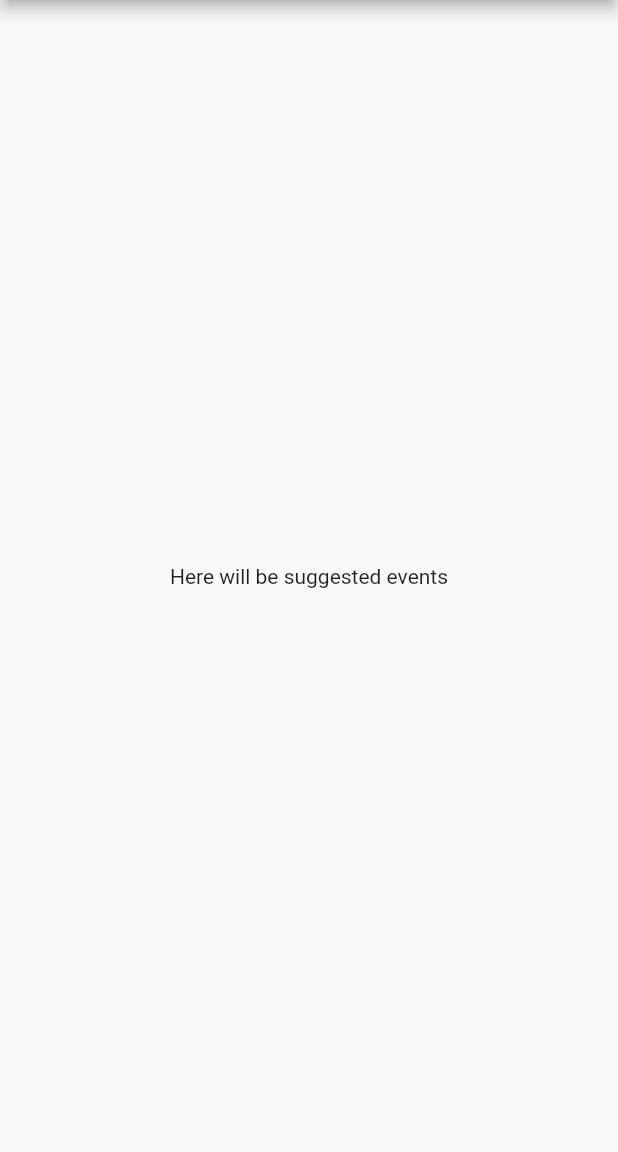
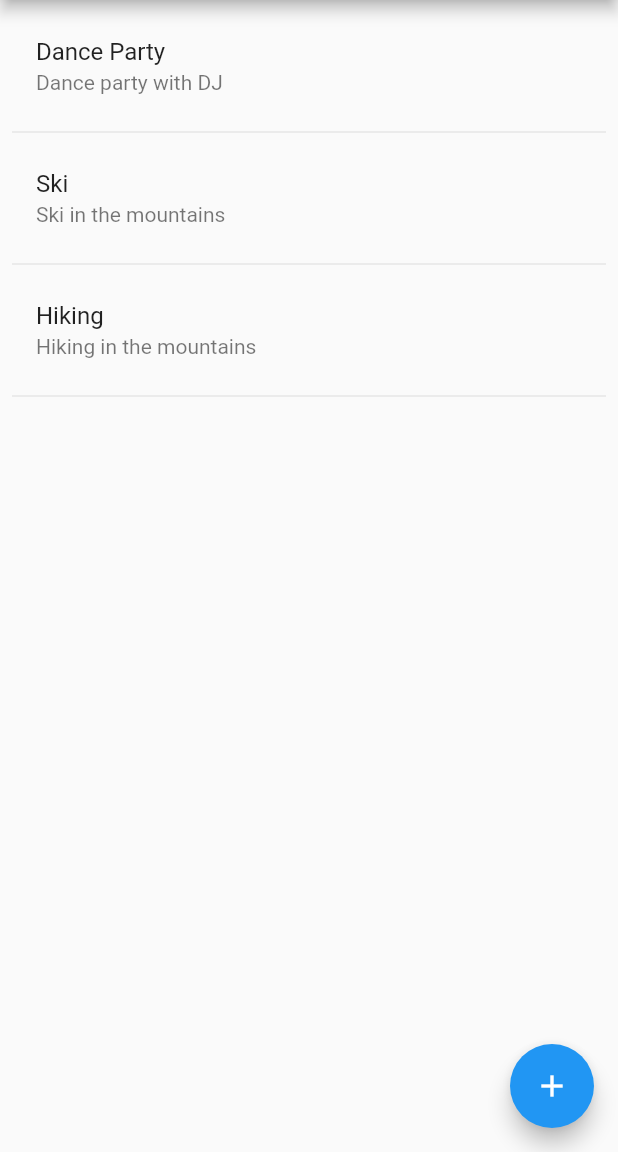
Before and after one commit to DanielBenAvi/EventsMiniapp, a Flutter app: the Home screen opened by its route, on a phone screen of 412 x 824 dp, the part 84-1236 px from its top. Run offline on Flutter 3.47's test engine with Material 2 defaults, Android fonts, the light colour scheme and no system bars; our stand-ins replace form_validator, multi_select_flutter.

Commit message:
added demo list of events

```diff
--- a/lib/screens/home.dart
+++ b/lib/screens/home.dart
@@ -1,4 +1,30 @@
 import 'package:flutter/material.dart';
+import 'package:social_hive_client/model/event.dart';
+
+// demo list of events
+final List<Event> events = <Event>[
+  Event(
+    name: 'Dance Party',
+    description: 'Dance party with DJ',
+    location: 'Bucharest',
+    date: '2021-10-10',
+    time: '20:00',
+  ),
+  Event(
+    name: 'Ski',
+    description: 'Ski in the mountains',
+    location: 'Busteni',
+    date: '2021-12-10',
+    time: '08:00',
+  ),
+  Event(
+    name: 'Hiking',
+    description: 'Hiking in the mountains',
+    location: 'Bucegi',
+    date: '2021-11-10',
+    time: '08:00',
+  ),
+];
 
 class Home extends StatefulWidget {
   const Home({Key? key}) : super(key: key);
@@ -14,8 +40,24 @@ class _HomeState extends State<Home> {
       appBar: AppBar(
         title: const Text('Events'),
       ),
-      body: const Center(
-        child: Text('Here will be suggested events'),
+      body: RefreshIndicator(
+        onRefresh: _refreshData,
+        child: ListView.builder(
+          padding: const EdgeInsets.all(8),
+          itemCount: events.length,
+          itemBuilder: (BuildContext context, int index) {
+            return Column(
+              children: <Widget>[
+                ListTile(
+                  title: Text(events[index].name),
+                  subtitle: Text(events[index].description),
+                  onTap: () {},
+                ),
+                const Divider(),
+              ],
+            );
+          },
+        ),
       ),
       drawer: Drawer(
         child: ListView(
@@ -48,7 +90,16 @@ class _HomeState extends State<Home> {
           ],
         ),
       ),
+      floatingActionButton: FloatingActionButton(
+        onPressed: () {},
+        child: const Icon(Icons.add),
+      ),
     );
+  }
+
+  Future<void> _refreshData() async {
+    await Future.delayed(const Duration(seconds: 1));
+    setState(() {});
   }
 
   void _profileScreen(BuildContext context) {
```
Also changed, not shown: lib/model/event.dart (added, +14 -0 lines).
